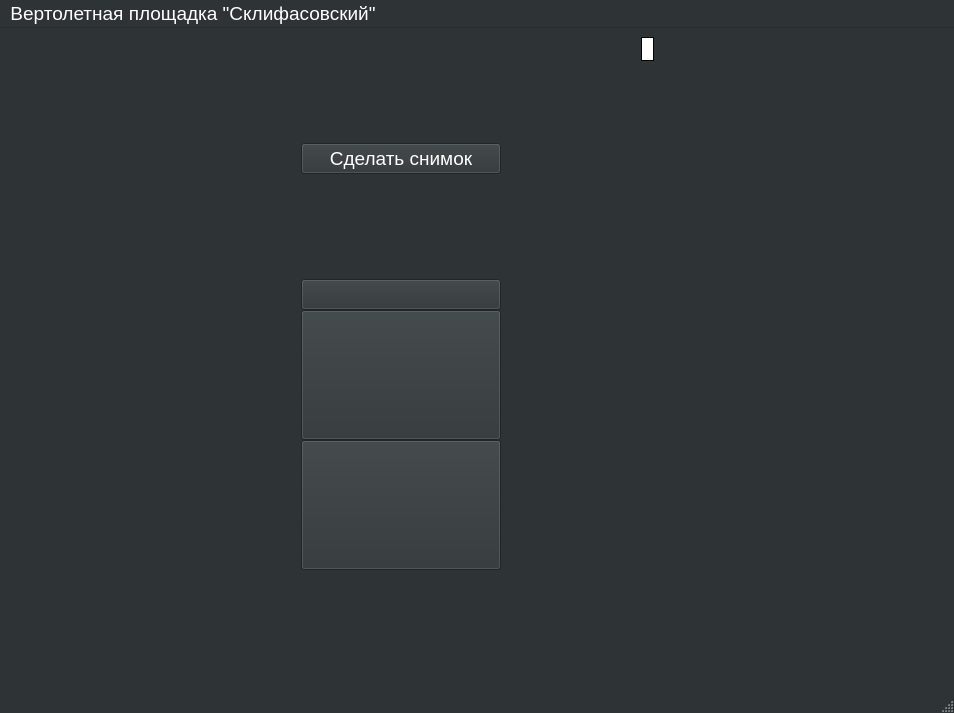
Aleks-h/Helipad, file mainwindow.ui: the form before one commit.
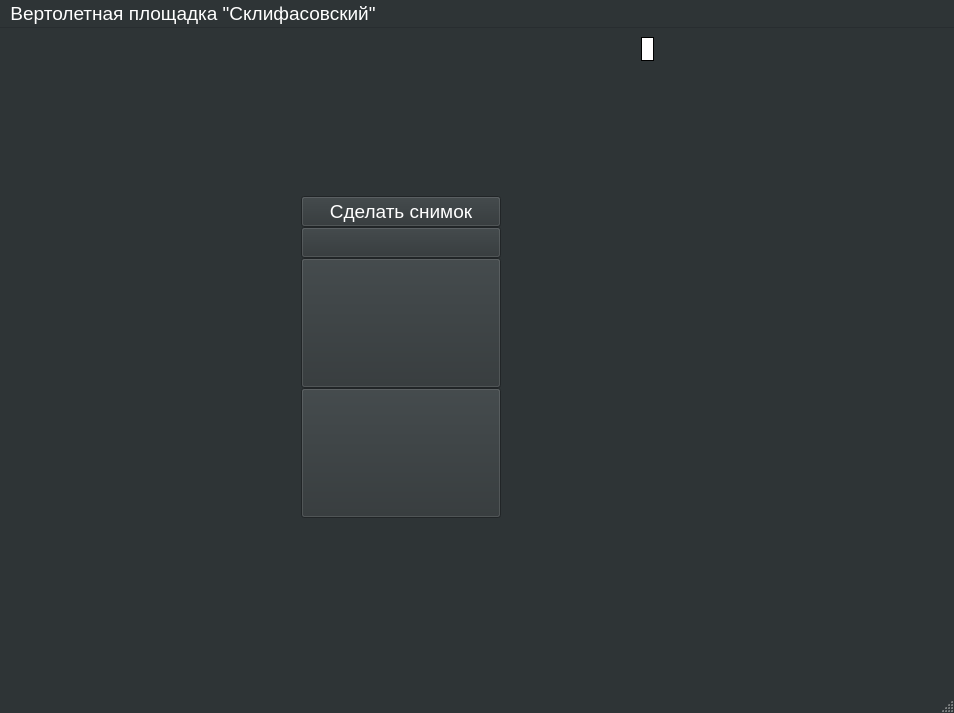
The form after the commit. Icons and pictures are not drawn.

```diff
--- a/mainwindow.ui
+++ b/mainwindow.ui
@@ -493,7 +493,7 @@
        </spacer>
       </item>
       <item>
-       <layout class="QVBoxLayout" name="verticalLayout" stretch="0,0,0,0,10,10,0">
+       <layout class="QVBoxLayout" name="verticalLayout" stretch="0,0,0,10,10,0">
         <property name="spacing">
          <number>0</number>
         </property>
@@ -511,28 +511,12 @@
          </spacer>
         </item>
         <item>
-         <widget class="QPushButton" name="TakeAScreen">
-          <property name="enabled">
-           <bool>true</bool>
-          </property>
+         <widget class="QPushButton" name="takeAPicture">
           <property name="text">
            <string>Сделать снимок</string>
           </property>
          </widget>
         </item>
-        <item>
-         <spacer name="verticalSpacer">
-          <property name="orientation">
-           <enum>Qt::Vertical</enum>
-          </property>
-          <property name="sizeHint" stdset="0">
-           <size>
-            <width>20</width>
-            <height>40</height>
-           </size>
-          </property>
-         </spacer>
-        </item>
         <item>
          <widget class="QPushButton" name="pushButton_8">
           <property name="maximumSize">
```
